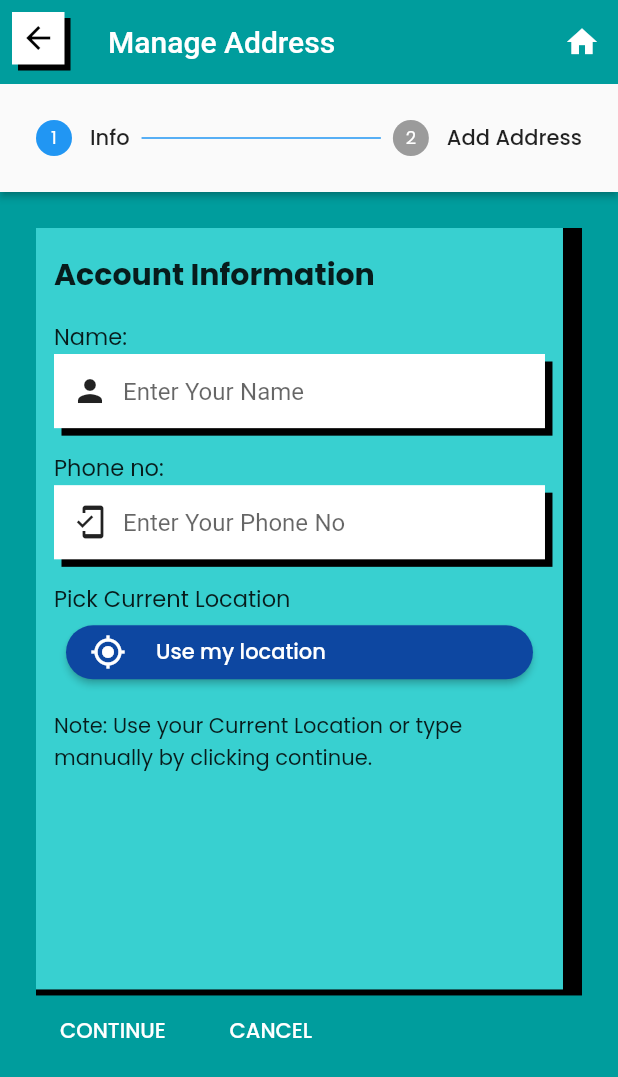
After one commit to himanshusharma89/relic_bazaar, a Flutter app: the ManageAddress screen opened directly, on a phone screen of 412 x 824 dp. The commit adds this screen. Shown: the top 1077 px of the screen. Run offline on Flutter 3.47's test engine with Material 2 defaults, Android fonts, the phone set to English and light mode, and no system bars; our stand-ins replace firebase_core, flutter_svg, fluttertoast, geolocator, google_fonts, google_mobile_ads; missing offline and left inert: geocoder, razorpay_flutter; accounts and stored records are empty.

Commit message:
issue #38 made manage address screen

```diff
--- /dev/null
+++ b/lib/views/manage_address.dart
@@ -0,0 +1,442 @@
+import 'package:flutter/material.dart';
+import 'package:geocoder/geocoder.dart';
+import 'package:geolocator/geolocator.dart';
+import 'package:retro_shopping/helpers/app_icons.dart';
+import 'package:retro_shopping/helpers/constants.dart';
+import 'package:retro_shopping/widgets/retro_button.dart';
+
+class ManageAddress extends StatefulWidget {
+  @override
+  _ManageAddressState createState() => _ManageAddressState();
+}
+
+class _ManageAddressState extends State<ManageAddress> {
+
+  int currStep = 0;
+
+  TextEditingController name = new TextEditingController();
+  TextEditingController phone = new TextEditingController();
+  TextEditingController line1 = new TextEditingController();
+  TextEditingController line2 = new TextEditingController();
+  TextEditingController city = new TextEditingController();
+  TextEditingController pincode = new TextEditingController();
+  TextEditingController state = new TextEditingController();
+  TextEditingController loc = new TextEditingController();
+  String finalAddress="Address is not Set Yet";
+
+
+
+  Widget textBox(IconData icon, String hint, TextEditingController text, TextInputType type){
+    final double height = MediaQuery.of(context).size.height;
+    final double width = MediaQuery.of(context).size.width;
+    return Stack(
+      children: <Widget>[
+        Transform.translate(
+          offset: const Offset(5, 5),
+          child: Container(
+            height: height * 0.06,
+            width: width * 0.9,
+            color: Colors.black,
+          ),
+        ),
+        Container(
+          height: height * 0.06,
+          width: width * 0.9,
+          color: Colors.white,
+          child: Padding(
+            padding: const EdgeInsets.symmetric(horizontal: 12),
+            child: Row(
+              mainAxisAlignment: MainAxisAlignment.spaceBetween,
+              children: <Widget>[
+                Icon(icon),
+                Expanded(
+                    child: TextFormField(
+                      style: const TextStyle(
+                        fontFamily: 'pix M 8pt',
+                        fontSize: 16,
+                        color: RelicColors.primaryBlack,
+                      ),
+                      keyboardType: type,
+                      controller: text,
+                      decoration: InputDecoration(
+                          hintText: hint,
+                          border: InputBorder.none,
+                          isDense: true,
+                          contentPadding: EdgeInsets.symmetric(
+                            horizontal: 10,
+                          )),
+                    )),
+              ],
+            ),
+          ),
+        ),
+      ],
+    );
+  }
+
+  @override
+  Widget build(BuildContext context) {
+
+    getLocation() async {
+      var position = await Geolocator().getCurrentPosition(
+          desiredAccuracy: LocationAccuracy.high);
+      var coordinates = Coordinates(position.latitude, position.longitude);
+      var addresses = await Geocoder.local.findAddressesFromCoordinates(
+          coordinates);
+      var first = addresses.first;
+      print("$addresses : ${first.addressLine}");
+      setState(() {
+        loc.text = first.addressLine;
+      });
+      print(loc.text);
+    }
+
+    List<Step> steps = [
+      Step(
+        title: Text("Info"),
+        content: Center(
+          child: Stack(
+            children: <Widget>[
+              Container(
+                width: MediaQuery.of(context).size.width * 0.93 + 15,
+                height: MediaQuery.of(context).size.height * 0.61 + 9,
+                decoration: const BoxDecoration(color: Colors.black),
+              ),
+              Container(
+                padding: const EdgeInsets.symmetric(
+                    vertical: 16, horizontal: 12),
+                width: MediaQuery.of(context).size.width * 0.86- 3,
+                height: MediaQuery.of(context).size.height * 0.61 + 5,
+                decoration:
+                const BoxDecoration(color: RelicColors.primaryColor),
+                child: SingleChildScrollView(
+                  scrollDirection: Axis.vertical,
+                  child: Column(
+                    mainAxisAlignment: MainAxisAlignment.center,
+                    children: <Widget>[
+                      Row(
+                        mainAxisAlignment: MainAxisAlignment.start,
+                        children: [
+                          Text("Account Information", style: TextStyle(fontWeight: FontWeight.bold, fontSize: 20)),
+                        ],
+                      ),
+                      SizedBox(height: 15,),
+                      Row(
+                        mainAxisAlignment: MainAxisAlignment.start,
+                        children: [
+                          Text("Name:", style: TextStyle( fontSize: 15)),
+                        ],
+                      ),
+                      textBox(Icons.person, "Enter Your Name", name, TextInputType.name),
+                      SizedBox(height: 15,),
+                      Row(
+                        mainAxisAlignment: MainAxisAlignment.start,
+                        children: [
+                          Text("Phone no:", style: TextStyle( fontSize: 15)),
+                        ],
+                      ),
+                      textBox(Icons.mobile_friendly, "Enter Your Phone No", phone, TextInputType.phone),
+                      SizedBox(height: 15,) ,
+                      Row(
+                        mainAxisAlignment: MainAxisAlignment.start,
+                        children: [
+                          Text("Pick Current Location", style: TextStyle( fontSize: 15)),
+                        ],
+                      ),
+                      Padding(
+                        padding: const EdgeInsets.only(left:8.0,right: 8.0),
+                        child: MaterialButton(
+                          onPressed: () {
+                            getLocation();
+                          },
+                          shape: RoundedRectangleBorder(
+                              borderRadius: BorderRadius.circular(30)),
+                          color: Colors.blue[900],
+                          child: Row(
+                            children: [
+                              Icon(Icons.my_location, color: Colors.white,),
+                              const SizedBox(width: 20,),
+                              const Text(
+                                'Use my location',
+                                style: TextStyle(color: Colors.white),
+                              ),
+                            ],
+                          ),
+                        ),
+                      ),
+                      const SizedBox(height: 15,),
+                      const Text("Note: Use your Current Location or type manually by clicking continue.")
+                       //textBox()
+                    ],
+                  ),
+                ),
+              ),
+            ],
+          ),
+        ),
+        isActive: currStep == 0,
+      ),
+      Step(
+        title: const Text("Add Address"),
+        isActive: currStep == 1,
+        content: Center(
+            child: loc.text==""?  Stack(
+              children: <Widget>[
+                Container(
+                  width: MediaQuery.of(context).size.width * 0.93 + 15,
+                  height: MediaQuery.of(context).size.height * 0.64 + 9,
+                  decoration: const BoxDecoration(color: Colors.black),
+                ),
+                Container(
+                  padding: const EdgeInsets.symmetric(
+                      vertical: 16, horizontal: 12),
+                  width: MediaQuery.of(context).size.width * 0.86- 3,
+                  height: MediaQuery.of(context).size.height * 0.64 + 5,
+                  decoration:
+                  const BoxDecoration(color: RelicColors.primaryColor),
+                  child: SingleChildScrollView(
+                    scrollDirection: Axis.vertical,
+                    child: Column(
+                      mainAxisAlignment: MainAxisAlignment.center,
+                      children: <Widget>[
+                        Row(
+                          mainAxisAlignment: MainAxisAlignment.start,
+                          children: [
+                            Text("Add Address", style: TextStyle(fontWeight: FontWeight.bold, fontSize: 18)),
+                          ],
+                        ),
+                        SizedBox(height: 5,),
+                        Row(
+                          mainAxisAlignment: MainAxisAlignment.start,
+                          children: [
+                            Text("Line1:", style: TextStyle( fontSize: 15)),
+                          ],
+                        ),
+                        textBox(Icons.house, "House No, Building Name", line1, TextInputType.streetAddress),
+                        SizedBox(height: 8,),
+                        Row(
+                          mainAxisAlignment: MainAxisAlignment.start,
+                          children: [
+                            Text("Line2:", style: TextStyle( fontSize: 15)),
+                          ],
+                        ),
+                        textBox(Icons.house, "Road name, Area Colony", line2, TextInputType.streetAddress),
+                        SizedBox(height: 8,) ,
+                        Row(
+                          mainAxisAlignment: MainAxisAlignment.start,
+                          children: [
+                            Text("City:", style: TextStyle( fontSize: 15)),
+                          ],
+                        ),
+                        textBox(Icons.location_city, "City", city, TextInputType.streetAddress),
+                        SizedBox(height: 8,) ,
+                        Row(
+                          mainAxisAlignment: MainAxisAlignment.start,
+                          children: [
+                            Text("State:", style: TextStyle( fontSize: 15)),
+                          ],
+                        ),
+                        textBox(Icons.location_pin, "State", state, TextInputType.streetAddress),
+                        SizedBox(height: 8,) ,
+                        Row(
+                          mainAxisAlignment: MainAxisAlignment.start,
+                          children: [
+                            Text("Pincode:", style: TextStyle( fontSize: 15)),
+                          ],
+                        ),
+                        textBox(Icons.location_pin, "Pincode", pincode, TextInputType.number),
+                      ],
+                    )
+                  ),
+                ),
+              ],
+            ) : Stack(
+              children: <Widget>[
+                Container(
+                  width: MediaQuery.of(context).size.width * 0.93 + 15,
+                  height: MediaQuery.of(context).size.height * 0.45 + 9,
+                  decoration: const BoxDecoration(color: Colors.black),
+                ),
+                Container(
+                  padding: const EdgeInsets.symmetric(
+                      vertical: 16, horizontal: 12),
+                  width: MediaQuery.of(context).size.width * 0.86- 3,
+                  height: MediaQuery.of(context).size.height * 0.45 + 5,
+                  decoration:
+                  const BoxDecoration(color: RelicColors.primaryColor),
+                  child: SingleChildScrollView(
+                      scrollDirection: Axis.vertical,
+                      child: Column(
+                        mainAxisAlignment: MainAxisAlignment.center,
+                        children: <Widget>[
+                          Stack(
+                            children: <Widget>[
+                              Container(
+                                width: MediaQuery.of(context).size.width * 0.65 + 3,
+                                height: 180,
+                                decoration: BoxDecoration(
+                                    borderRadius: BorderRadius.circular(10),
+                                    color: Colors.black),
+                              ),
+                              Container(
+                                width: MediaQuery.of(context).size.width * 0.65,
+                                height: 180,
+                                decoration: BoxDecoration(
+                                    border: Border.all(),
+                                    borderRadius: BorderRadius.circular(10),
+                                    color: Colors.white),
+                                child: Center(
+                                    child: Padding(
+                                      padding: const EdgeInsets.all(8.0),
+                                      child: Text(
+                                        loc.text,
+                                        style: const TextStyle(
+                                          fontSize: 18,
+                                          fontWeight: FontWeight.bold,
+                                        ),
+                                      ),
+                                    )),
+                              ),
+                            ],
+                          ),
+                        ],
+                      )
+                  ),
+                ),
+              ],
+            ),
+        )
+      ),
+    ];
+
+    return Scaffold(
+      appBar: AppBar(
+        backgroundColor: RelicColors.backgroundColor,
+        leading: Padding(
+          padding: const EdgeInsets.all(8.0),
+          child: GestureDetector(
+            onTap: () {
+              Navigator.pop(context);
+            },
+            child: RetroButton(
+              upperColor: Colors.white,
+              lowerColor: Colors.black,
+              width: 35,
+              height: 35,
+              borderColor: Colors.white,
+              child: const Icon(
+                Icons.arrow_back,
+                color: Colors.black,
+              ),
+            ),
+          ),
+        ),
+        title: Text("Manage Address"),
+        elevation: 0.0,
+        actions: [
+          IconButton(
+              icon: Icon(Icons.home, color: Colors.white),
+              onPressed:(){
+                showDialog(
+                  context: context,
+                  builder: (context) =>  SimpleDialog(
+                    backgroundColor: Colors.white,
+                    titlePadding: EdgeInsets.symmetric(horizontal: 30, vertical: 16),
+                    contentPadding: EdgeInsets.symmetric(horizontal: 30, vertical: 16),
+                    title: Text("Address", style: TextStyle(fontSize: 20)),
+                    children: [
+                      Text(finalAddress, style: TextStyle(fontSize: 15)),
+                    ],
+                  ),
+                );
+
+              }
+              )
+        ],
+      ),
+      body: Stepper(
+        steps: steps,
+        physics: BouncingScrollPhysics(),
+        type: StepperType.horizontal,
+        currentStep: currStep,
+        controlsBuilder: (BuildContext context,
+            {VoidCallback onStepContinue, VoidCallback onStepCancel}) {
+          return Row(
+            mainAxisSize: MainAxisSize.max,
+            mainAxisAlignment: MainAxisAlignment.start,
+            children: <Widget>[
+              FlatButton(
+                onPressed: onStepContinue,
+                child: Text('CONTINUE', style: TextStyle(color: Colors.white),),
+              ),
+              SizedBox(width: 10,),
+              FlatButton(
+                onPressed: onStepCancel,
+                child: Text('CANCEL', style: TextStyle(color: Colors.white),),
+              ),
+            ],
+          );
+        },
+        onStepContinue: () {
+          setState(() {
+            if (currStep < steps.length - 1) {
+              currStep = currStep + 1;
+            } else {
+              showDialog(context: context,
+                builder: (context)=>AlertDialog(
+                  backgroundColor: Colors.white,
+                  title: Text("Confirmation", style: TextStyle(color:Colors.black,fontWeight: FontWeight.bold)),
+                  content: Text(
+                    "Are you sure you Save the Address?",
+                    style: TextStyle(color:Colors.black),
+                  ),
+                  actions: [
+                    FlatButton(
+                      child: Text(
+                        "Yes",
+                        style: TextStyle(color:Colors.blue,),
+                      ),
+                      onPressed: () async{
+                        if(loc.text!=""){
+                          setState(() {
+                            finalAddress=name.text+"\n"+phone.text+"\n"+loc.text;
+                          });
+                        } else {
+                          setState(() {
+                            finalAddress=name.text+"\n"+phone.text+"\n"+line1.text+",\n"+line2.text+",\n"+city.text+", "+state.text+"-"+pincode.text+",\n"+"India";
+                          });
+                        }
+                        Navigator.of(context).pop();
+
+                      },
+                    ),
+                    FlatButton(
+                      child: Text("No", style: TextStyle(color:Colors.blue,)),
+                      onPressed: () {
+                        Navigator.of(context).pop();
+                      },
+                    ),
+                  ],
+                ),
+              );
+            }
+          });
+        },
+        onStepCancel: () {
+          setState(() {
+            if (currStep > 0) {
+              currStep = currStep - 1;
+            } else {
+              currStep = 0;
+            }
+          });
+        },
+        onStepTapped: (step) {
+          setState(() {
+            currStep = step;
+          });
+        },
+      ),
+    );
+  }
+}
--- a/lib/views/profile.dart
+++ b/lib/views/profile.dart
@@ -264,7 +264,7 @@ class TopSection extends StatelessWidget {
               width: 35,
               height: 35,
               borderColor: Colors.white,
-              child: const Icon(Icons.menu,color: Colors.black,),
+              child: const Icon(Icons.settings,color: Colors.black,),
 
             ),
           ),
--- a/lib/views/settings.dart
+++ b/lib/views/settings.dart
@@ -1,5 +1,6 @@
 import 'package:flutter/material.dart';
 import 'package:retro_shopping/helpers/constants.dart';
+import 'package:retro_shopping/views/manage_address.dart';
 import 'package:retro_shopping/views/orders.dart';
 import 'package:retro_shopping/widgets/retro_button.dart';
 
@@ -11,9 +12,13 @@ class Settings extends StatefulWidget {
 class _SettingsState extends State<Settings> {
   bool Switched_On = false;
 
-  Widget _setting_Buttons(String text, IconData ic) {
+  Widget _setting_Buttons(String text, IconData ic, {var tags}) {
     return InkWell(
-      //onTap: () {},
+      onTap: () {
+        if (tags != null){
+          Navigator.push(context, MaterialPageRoute(builder: (context) => tags));
+        }
+      },
       child: Row(
         children: <Widget>[
           const SizedBox(
@@ -107,17 +112,8 @@ class _SettingsState extends State<Settings> {
                       child: Column(
                         mainAxisAlignment: MainAxisAlignment.center,
                         children: <Widget>[
-                          GestureDetector(
-                            onTap: () {
-                              Navigator.push(
-                                context,
-                                MaterialPageRoute(
-                                    builder: (context) => OrderPage()),
-                              );
-                            },
-                            child: _setting_Buttons(
-                                "Your Orders", Icons.bookmark_border_sharp),
-                          ),
+                          _setting_Buttons(
+                                "Your Orders", Icons.bookmark_border_sharp, tags: OrderPage()),
                           Padding(
                             padding:
                                 const EdgeInsets.only(left: 16.0, right: 16.0),
@@ -137,7 +133,7 @@ class _SettingsState extends State<Settings> {
                             child: divider(),
                           ),
                           _setting_Buttons(
-                              "Manage Address", Icons.location_pin),
+                              "Manage Address", Icons.location_pin, tags: ManageAddress()),
                           Padding(
                             padding:
                                 const EdgeInsets.only(left: 16.0, right: 16.0),
--- a/pubspec.yaml
+++ b/pubspec.yaml
@@ -33,6 +33,8 @@ dependencies:
   google_fonts: ^1.1.0
   razorpay_flutter: 1.1.0
   google_mobile_ads: ^0.11.0+3
+  geolocator: 5.3.2+2
+  geocoder: 0.2.1
   flutter_svg: ^0.20.0-nullsafety.3
 
 dev_dependencies:
```
